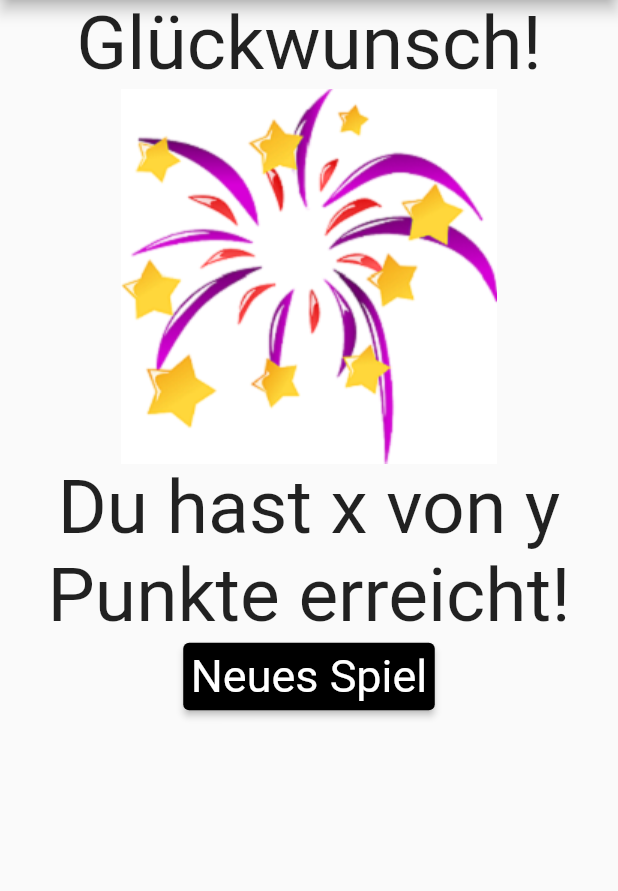
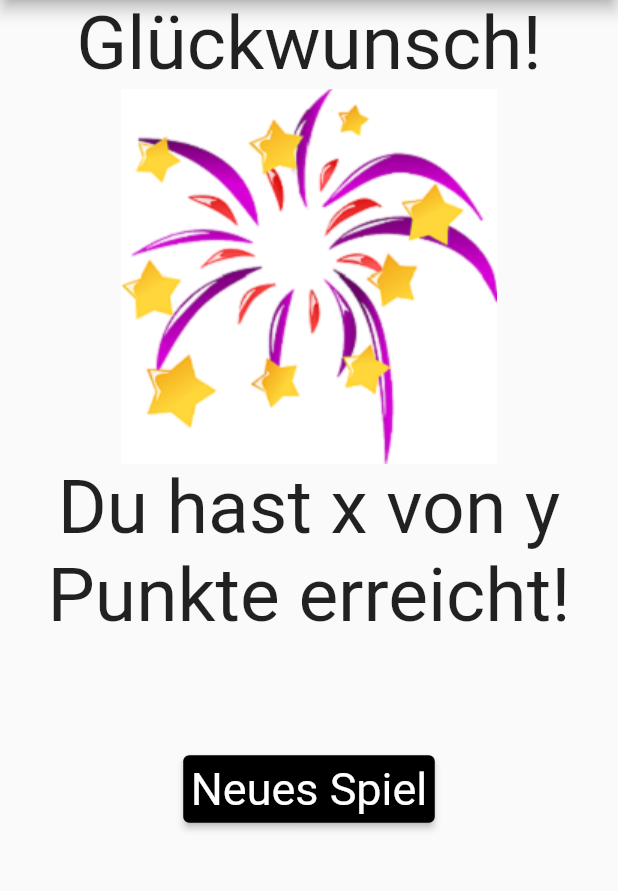
Before and after one commit to BogyMitutoyoCTL/BOGY-App-2022-10, a Flutter app: the Score screen opened directly, on a phone screen of 412 x 824 dp, the part 84-975 px from its top. Run offline on Flutter 3.47's test engine with Material 2 defaults, Android fonts, the phone set to English and light mode, and no system bars; our stand-ins replace image_picker.

Commit message:
Padding der Buttons in Score und Homepage angepasst

```diff
--- a/Source/lib/Question.dart
+++ b/Source/lib/Question.dart
@@ -1,4 +1,4 @@
-// ignore_for_file: prefer_const_constructors, prefer_const_literals_to_create_immutables
+// ignore_for_file: prefer_const_constructors, prefer_const_literals_to_create_immutables, prefer_final_fields
 
 import 'package:flutter/material.dart';
 
@@ -12,7 +12,7 @@ class Question extends StatefulWidget {
 class _QuestionState extends State<Question> {
   final TextEditingController _inputControl = TextEditingController();
 
-  bool _questionType = true;
+  bool _questionType = false;
 
   String _input = "";
   @override
--- a/Source/lib/Score.dart
+++ b/Source/lib/Score.dart
@@ -17,19 +17,28 @@ class _ScoreState extends State<Score> {
       body: Column(
         children: [
           Center(
-            child: Text("Glückwunsch!",
+            child: Text(
+              "Glückwunsch!",
               style: TextStyle(fontSize: 50),
             ),
           ),
           Image.asset("assets/images/Feuerwerk.png"),
-          Text("Du hast x von y",
+          Text(
+            "Du hast x von y",
             style: TextStyle(fontSize: 50),
           ),
-          Text("Punkte erreicht!",
-            style: TextStyle(fontSize: 50),),
-           ElevatedButton(onPressed: (){}, child: Text("Neues Spiel"),
-           ),
-           ],
+          Text(
+            "Punkte erreicht!",
+            style: TextStyle(fontSize: 50),
+          ),
+          Padding(
+            padding: const EdgeInsets.all(75),
+            child: ElevatedButton(
+              onPressed: () {},
+              child: Text("Neues Spiel"),
+            ),
+          ),
+        ],
       ),
     );
   }
```
Also changed, not shown: Source/lib/LearnHubApp.dart (+10 -6 lines), Source/lib/WelcomePage.dart (+6 -1 lines).
